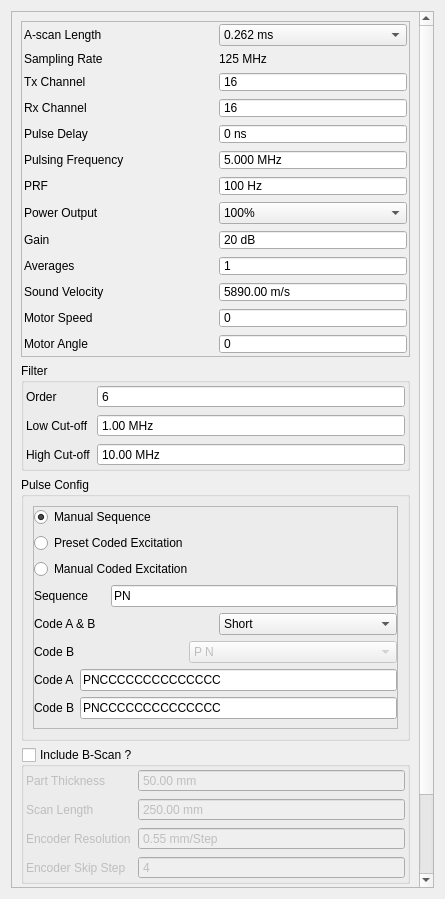
Qt form tsettings.ui (SDJoeKing/Tubers_GUI) before a commit.
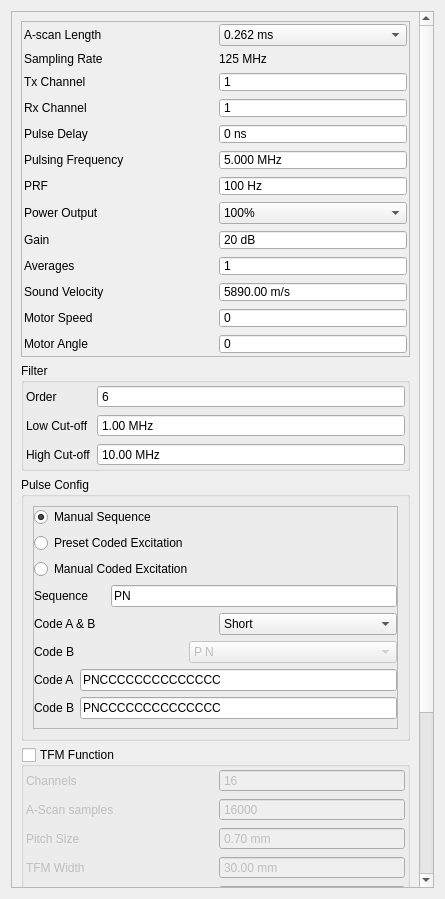
The same form after that commit.

Commit message: first function implementation

```diff
--- a/tsettings.ui
+++ b/tsettings.ui
@@ -38,9 +38,9 @@
       <property name="geometry">
        <rect>
         <x>0</x>
-        <y>0</y>
+        <y>-295</y>
         <width>411</width>
-        <height>1046</height>
+        <height>1174</height>
        </rect>
       </property>
       <layout class="QVBoxLayout" name="verticalLayout_6">
@@ -167,7 +167,7 @@
              <number>16</number>
             </property>
             <property name="value">
-             <number>16</number>
+             <number>1</number>
             </property>
            </widget>
           </item>
@@ -205,7 +205,7 @@
              <number>16</number>
             </property>
             <property name="value">
-             <number>16</number>
+             <number>1</number>
             </property>
            </widget>
           </item>
@@ -935,7 +935,7 @@
        <item>
         <widget class="QGroupBox" name="groupBscan">
          <property name="title">
-          <string>Include B-Scan ?</string>
+          <string>TFM Function</string>
          </property>
          <property name="checkable">
           <bool>true</bool>
@@ -943,31 +943,24 @@
          <property name="checked">
           <bool>false</bool>
          </property>
-         <layout class="QFormLayout" name="formLayout_4">
+         <layout class="QGridLayout" name="gridLayout_4">
+          <property name="leftMargin">
+           <number>2</number>
+          </property>
+          <property name="topMargin">
+           <number>2</number>
+          </property>
+          <property name="rightMargin">
+           <number>2</number>
+          </property>
+          <property name="bottomMargin">
+           <number>2</number>
+          </property>
           <property name="horizontalSpacing">
            <number>7</number>
           </property>
-          <property name="leftMargin">
-           <number>2</number>
-          </property>
-          <property name="topMargin">
-           <number>2</number>
-          </property>
-          <property name="rightMargin">
-           <number>2</number>
-          </property>
-          <property name="bottomMargin">
-           <number>2</number>
-          </property>
-          <item row="0" column="0">
-           <widget class="QLabel" name="labelHz_9">
-            <property name="text">
-             <string>Part Thickness</string>
-            </property>
-           </widget>
-          </item>
-          <item row="0" column="1">
-           <widget class="QDoubleSpinBox" name="spinThick">
+          <item row="5" column="1">
+           <widget class="QDoubleSpinBox" name="spinTFMOffsetX">
             <property name="focusPolicy">
              <enum>Qt::FocusPolicy::ClickFocus</enum>
             </property>
@@ -981,45 +974,55 @@
              <double>9999.000000000000000</double>
             </property>
             <property name="value">
-             <double>50.000000000000000</double>
+             <double>0.000000000000000</double>
             </property>
            </widget>
           </item>
-          <item row="1" column="0">
-           <widget class="QLabel" name="labelHz_10">
+          <item row="5" column="0">
+           <widget class="QLabel" name="labelHz_12">
             <property name="text">
-             <string>Scan Length</string>
+             <string>Offset X:</string>
             </property>
            </widget>
           </item>
-          <item row="1" column="1">
-           <widget class="QDoubleSpinBox" name="spinScanLength">
-            <property name="focusPolicy">
-             <enum>Qt::FocusPolicy::ClickFocus</enum>
+          <item row="7" column="0">
+           <widget class="QLabel" name="labelHz_13">
+            <property name="text">
+             <string>Offset Y:</string>
             </property>
-            <property name="buttonSymbols">
-             <enum>QAbstractSpinBox::ButtonSymbols::NoButtons</enum>
-            </property>
-            <property name="suffix">
-             <string> mm</string>
-            </property>
-            <property name="maximum">
-             <double>9999.000000000000000</double>
-            </property>
-            <property name="value">
-             <double>250.000000000000000</double>
-            </property>
            </widget>
           </item>
-          <item row="2" column="0">
+          <item row="8" column="0">
            <widget class="QLabel" name="labelHz_5">
             <property name="text">
-             <string>Encoder Resolution</string>
+             <string>Resolution</string>
+            </property>
+           </widget>
+          </item>
+          <item row="7" column="1">
+           <widget class="QDoubleSpinBox" name="spinTFMOffsetY">
+            <property name="focusPolicy">
+             <enum>Qt::FocusPolicy::ClickFocus</enum>
+            </property>
+            <property name="buttonSymbols">
+             <enum>QAbstractSpinBox::ButtonSymbols::NoButtons</enum>
+            </property>
+            <property name="suffix">
+             <string> mm</string>
+            </property>
+            <property name="minimum">
+             <double>-1000.000000000000000</double>
+            </property>
+            <property name="maximum">
+             <double>9999.000000000000000</double>
+            </property>
+            <property name="value">
+             <double>0.000000000000000</double>
             </property>
            </widget>
           </item>
           <item row="2" column="1">
-           <widget class="QDoubleSpinBox" name="spinEncoderRes">
+           <widget class="QDoubleSpinBox" name="spinPitch">
             <property name="focusPolicy">
              <enum>Qt::FocusPolicy::ClickFocus</enum>
             </property>
@@ -1027,33 +1030,134 @@
              <enum>QAbstractSpinBox::ButtonSymbols::NoButtons</enum>
             </property>
             <property name="suffix">
-             <string> mm/Step</string>
+             <string> mm</string>
+            </property>
+            <property name="maximum">
+             <double>9999.000000000000000</double>
             </property>
             <property name="value">
-             <double>0.550000000000000</double>
+             <double>0.700000000000000</double>
             </property>
            </widget>
           </item>
           <item row="3" column="0">
+           <widget class="QLabel" name="labelHz_10">
+            <property name="text">
+             <string>TFM Width</string>
+            </property>
+           </widget>
+          </item>
+          <item row="1" column="1">
+           <widget class="QSpinBox" name="spinTFMSamples">
+            <property name="focusPolicy">
+             <enum>Qt::FocusPolicy::ClickFocus</enum>
+            </property>
+            <property name="buttonSymbols">
+             <enum>QAbstractSpinBox::ButtonSymbols::NoButtons</enum>
+            </property>
+            <property name="maximum">
+             <number>99999</number>
+            </property>
+            <property name="value">
+             <number>16000</number>
+            </property>
+           </widget>
+          </item>
+          <item row="8" column="1">
+           <widget class="QDoubleSpinBox" name="spinRes">
+            <property name="focusPolicy">
+             <enum>Qt::FocusPolicy::ClickFocus</enum>
+            </property>
+            <property name="buttonSymbols">
+             <enum>QAbstractSpinBox::ButtonSymbols::NoButtons</enum>
+            </property>
+            <property name="suffix">
+             <string> mm/pixel</string>
+            </property>
+            <property name="value">
+             <double>0.250000000000000</double>
+            </property>
+           </widget>
+          </item>
+          <item row="1" column="0">
            <widget class="QLabel" name="labelHz_6">
             <property name="text">
-             <string>Encoder Skip Step</string>
+             <string>A-Scan samples</string>
+            </property>
+           </widget>
+          </item>
+          <item row="4" column="1">
+           <widget class="QDoubleSpinBox" name="spinTFMHeight">
+            <property name="focusPolicy">
+             <enum>Qt::FocusPolicy::ClickFocus</enum>
+            </property>
+            <property name="buttonSymbols">
+             <enum>QAbstractSpinBox::ButtonSymbols::NoButtons</enum>
+            </property>
+            <property name="suffix">
+             <string> mm</string>
+            </property>
+            <property name="maximum">
+             <double>9999.000000000000000</double>
+            </property>
+            <property name="value">
+             <double>30.000000000000000</double>
+            </property>
+           </widget>
+          </item>
+          <item row="2" column="0">
+           <widget class="QLabel" name="labelHz_9">
+            <property name="text">
+             <string>Pitch Size</string>
+            </property>
+           </widget>
+          </item>
+          <item row="4" column="0">
+           <widget class="QLabel" name="labelHz_11">
+            <property name="text">
+             <string>TFM Height</string>
             </property>
            </widget>
           </item>
           <item row="3" column="1">
-           <widget class="QSpinBox" name="spinEncoderStep">
+           <widget class="QDoubleSpinBox" name="spinTFMWidth">
             <property name="focusPolicy">
              <enum>Qt::FocusPolicy::ClickFocus</enum>
             </property>
             <property name="buttonSymbols">
              <enum>QAbstractSpinBox::ButtonSymbols::NoButtons</enum>
             </property>
+            <property name="suffix">
+             <string> mm</string>
+            </property>
             <property name="maximum">
-             <number>5000</number>
+             <double>9999.000000000000000</double>
             </property>
             <property name="value">
-             <number>4</number>
+             <double>30.000000000000000</double>
+            </property>
+           </widget>
+          </item>
+          <item row="0" column="0">
+           <widget class="QLabel" name="labelHz_7">
+            <property name="text">
+             <string>Channels</string>
+            </property>
+           </widget>
+          </item>
+          <item row="0" column="1">
+           <widget class="QSpinBox" name="spinTFMChannel">
+            <property name="focusPolicy">
+             <enum>Qt::FocusPolicy::ClickFocus</enum>
+            </property>
+            <property name="buttonSymbols">
+             <enum>QAbstractSpinBox::ButtonSymbols::NoButtons</enum>
+            </property>
+            <property name="maximum">
+             <number>99999</number>
+            </property>
+            <property name="value">
+             <number>16</number>
             </property>
            </widget>
           </item>
```
Left out of the diff: 3 changed lines with no effect on the pictures. The commit also changes 12 other files.
